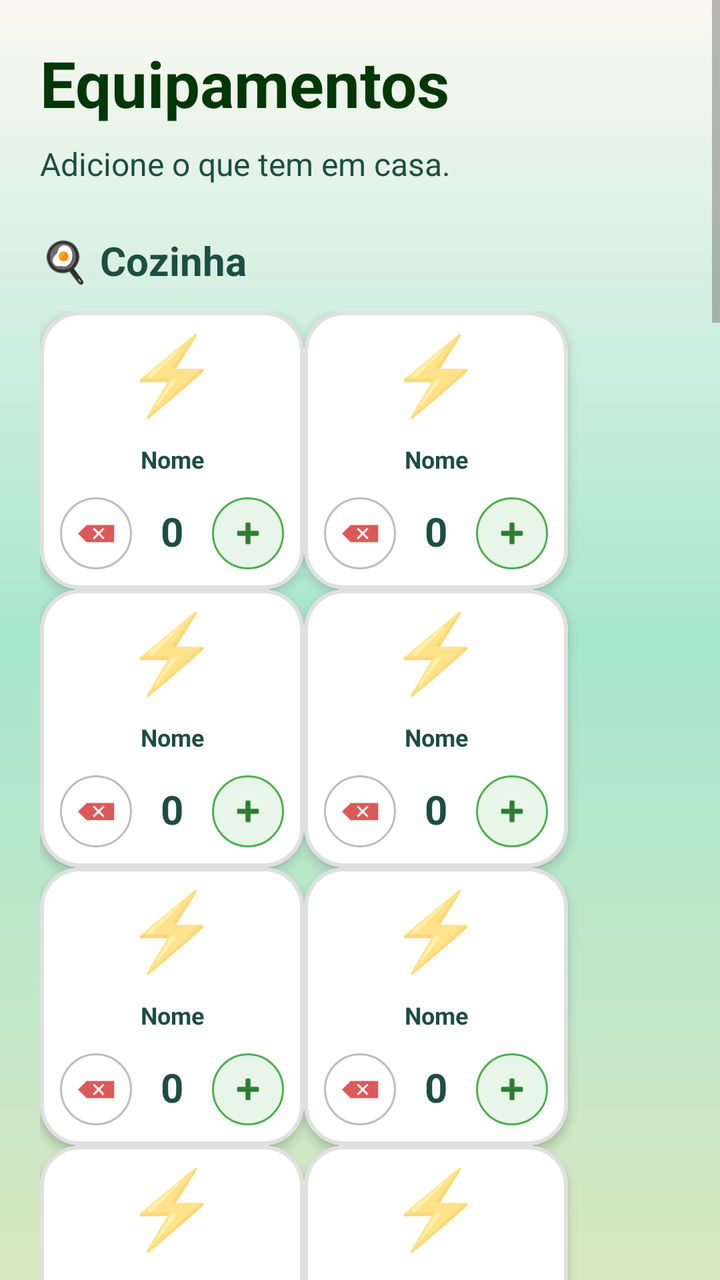
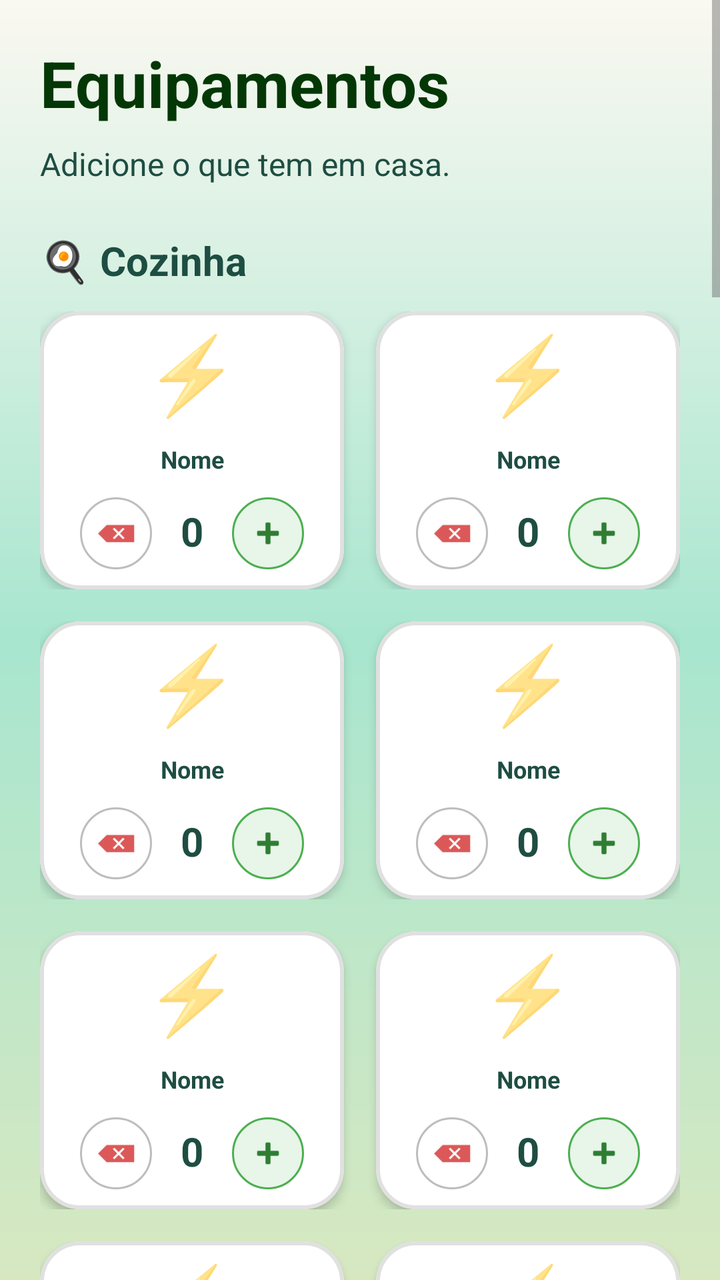

Screens rendered from an Android XML layout before and after an edit, with the pre-edit source and the edit as a unified diff.
<!-- AndroidManifest.xml: application theme Theme.EcoTrack -->
<!-- res/layout/activity_eletrodomesticos.xml -->
<?xml version="1.0" encoding="utf-8"?>
<ScrollView xmlns:android="http://schemas.android.com/apk/res/android"
    xmlns:app="http://schemas.android.com/apk/res-auto"
    android:layout_width="match_parent"
    android:layout_height="match_parent"
    android:background="@drawable/gradient_verde"
    android:fillViewport="true">

    <LinearLayout
        android:layout_width="match_parent"
        android:layout_height="wrap_content"
        android:orientation="vertical"
        android:padding="20dp"
        android:paddingBottom="80dp">

        <TextView
            android:layout_width="wrap_content"
            android:layout_height="wrap_content"
            android:text="Equipamentos"
            android:textColor="@color/green"
            android:textSize="32sp"
            android:textStyle="bold"
            android:layout_marginBottom="8dp"/>

        <TextView
            android:layout_width="wrap_content"
            android:layout_height="wrap_content"
            android:text="Adicione o que tem em casa."
            android:textColor="#1E4D42"
            android:textSize="16sp"
            android:layout_marginBottom="24dp"/>

        <TextView
            android:layout_width="wrap_content"
            android:layout_height="wrap_content"
            android:text="🍳 Cozinha"
            android:textColor="#1E4D42"
            android:textStyle="bold"
            android:textSize="20sp"
            android:layout_marginBottom="12dp"/>

        <GridLayout
            android:layout_width="match_parent"
            android:layout_height="wrap_content"
            android:columnCount="2"
            android:alignmentMode="alignMargins"
            android:columnOrderPreserved="false">

            <include layout="@layout/item_eletrodomestico_card" android:id="@+id/cardFrigo" />
            <include layout="@layout/item_eletrodomestico_card" android:id="@+id/cardCombinado" />
            <include layout="@layout/item_eletrodomestico_card" android:id="@+id/cardArca" />
            <include layout="@layout/item_eletrodomestico_card" android:id="@+id/cardForno" />
            <include layout="@layout/item_eletrodomestico_card" android:id="@+id/cardPlaca" />
            <include layout="@layout/item_eletrodomestico_card" android:id="@+id/cardMicro" />
            <include layout="@layout/item_eletrodomestico_card" android:id="@+id/cardMaqLoica" />
            <include layout="@layout/item_eletrodomestico_card" android:id="@+id/cardCafe" />
            <include layout="@layout/item_eletrodomestico_card" android:id="@+id/cardChaleira" />
            <include layout="@layout/item_eletrodomestico_card" android:id="@+id/cardRobot" />
        </GridLayout>

        <TextView
            android:layout_width="wrap_content"
            android:layout_height="wrap_content"
            android:text="🧺 Lavandaria"
            android:textColor="#1E4D42"
            android:textStyle="bold"
            android:textSize="20sp"
            android:layout_marginTop="24dp"
            android:layout_marginBottom="12dp"/>

        <GridLayout
            android:layout_width="match_parent"
            android:layout_height="wrap_content"
            android:columnCount="2"
            android:alignmentMode="alignMargins">

            <include layout="@layout/item_eletrodomestico_card" android:id="@+id/cardMaqRoupa" />
            <include layout="@layout/item_eletrodomestico_card" android:id="@+id/cardSecar" />
            <include layout="@layout/item_eletrodomestico_card" android:id="@+id/cardFerro" />
        </GridLayout>

        <TextView
            android:layout_width="wrap_content"
            android:layout_height="wrap_content"
            android:text="🌡️ Climatização"
            android:textColor="#1E4D42"
            android:textStyle="bold"
            android:textSize="20sp"
            android:layout_marginTop="24dp"
            android:layout_marginBottom="12dp"/>

        <GridLayout
            android:layout_width="match_parent"
            android:layout_height="wrap_content"
            android:columnCount="2"
            android:alignmentMode="alignMargins">

            <include layout="@layout/item_eletrodomestico_card" android:id="@+id/cardAC" />
            <include layout="@layout/item_eletrodomestico_card" android:id="@+id/cardAquecedor" />
            <include layout="@layout/item_eletrodomestico_card" android:id="@+id/cardRadiador" />
            <include layout="@layout/item_eletrodomestico_card" android:id="@+id/cardBombaCalor" />
            <include layout="@layout/item_eletrodomestico_card" android:id="@+id/cardLareira" />
            <include layout="@layout/item_eletrodomestico_card" android:id="@+id/cardPiso" />
            <include layout="@layout/item_eletrodomestico_card" android:id="@+id/cardDesumidificador" />
            <include layout="@layout/item_eletrodomestico_card" android:id="@+id/cardCaldeira" />
        </GridLayout>

        <TextView
            android:layout_width="wrap_content"
            android:layout_height="wrap_content"
            android:text="📺 Sala e Exterior"
            android:textColor="#1E4D42"
            android:textStyle="bold"
            android:textSize="20sp"
            android:layout_marginTop="24dp"
            android:layout_marginBottom="12dp"/>

        <GridLayout
            android:layout_width="match_parent"
            android:layout_height="wrap_content"
            android:columnCount="2"
            android:alignmentMode="alignMargins">

            <include layout="@layout/item_eletrodomestico_card" android:id="@+id/cardTV" />
            <include layout="@layout/item_eletrodomestico_card" android:id="@+id/cardPC" />
            <include layout="@layout/item_eletrodomestico_card" android:id="@+id/cardConsola" />
            <include layout="@layout/item_eletrodomestico_card" android:id="@+id/cardEV" />
            <include layout="@layout/item_eletrodomestico_card" android:id="@+id/cardSolar" />
            <include layout="@layout/item_eletrodomestico_card" android:id="@+id/cardPiscina" />
            <include layout="@layout/item_eletrodomestico_card" android:id="@+id/cardRega" />
        </GridLayout>

        <Button
            android:id="@+id/btnConcluir"
            android:layout_width="match_parent"
            android:layout_height="60dp"
            android:text="Concluir Configuração"
            android:backgroundTint="@color/green"
            android:textColor="#FFFFFF"
            android:textStyle="bold"
            android:textSize="16sp"
            android:layout_marginTop="30dp"
            app:cornerRadius="12dp"/>

    </LinearLayout>
</ScrollView>
<!-- res/layout/item_eletrodomestico_card.xml (included above) -->
<?xml version="1.0" encoding="utf-8"?>
<com.google.android.material.card.MaterialCardView
    xmlns:android="http://schemas.android.com/apk/res/android"
    xmlns:app="http://schemas.android.com/apk/res-auto"
    android:id="@+id/cardContainer"
    android:layout_width="0dp"
    android:layout_height="175dp"
    android:layout_columnWeight="1"
    android:layout_margin="6dp"
    app:cardCornerRadius="20dp"
    app:cardElevation="3dp"
    app:cardBackgroundColor="#FFFFFF"
    app:strokeColor="#E0E0E0"
    app:strokeWidth="2dp">

    <LinearLayout
        android:layout_width="match_parent"
        android:layout_height="match_parent"
        android:orientation="vertical"
        android:padding="10dp">

        <LinearLayout
            android:layout_width="match_parent"
            android:layout_height="0dp"
            android:layout_weight="1"
            android:orientation="vertical"
            android:gravity="center">

            <TextView
                android:id="@+id/tvEmoji"
                android:layout_width="wrap_content"
                android:layout_height="wrap_content"
                android:text="⚡"
                android:textSize="38sp"
                android:includeFontPadding="false"
                android:layout_marginBottom="4dp"/>

            <TextView
                android:id="@+id/tvNome"
                android:layout_width="match_parent"
                android:layout_height="wrap_content"
                android:text="Nome"
                android:textSize="12sp"
                android:textStyle="bold"
                android:textColor="#1E4D42"
                android:textAlignment="center"
                android:gravity="center"
                android:lines="2"
                android:ellipsize="end"/>
        </LinearLayout>

        <LinearLayout
            android:layout_width="match_parent"
            android:layout_height="wrap_content"
            android:orientation="horizontal"
            android:gravity="center"
            android:paddingTop="4dp">

            <ImageButton
                android:id="@+id/btnMinus"
                android:layout_width="36dp"
                android:layout_height="36dp"
                android:background="@drawable/btn_round_minus"
                android:src="@android:drawable/ic_input_delete"
                android:padding="8dp"
                app:tint="#D32F2F"
                android:scaleType="fitCenter"
                android:contentDescription="Diminuir"/>

            <TextView
                android:id="@+id/tvQtd"
                android:layout_width="40dp"
                android:layout_height="wrap_content"
                android:text="0"
                android:gravity="center"
                android:textSize="20sp"
                android:textStyle="bold"
                android:textColor="#1E4D42"
                android:includeFontPadding="false"/>

            <ImageButton
                android:id="@+id/btnPlus"
                android:layout_width="36dp"
                android:layout_height="36dp"
                android:background="@drawable/btn_round_plus"
                android:src="@android:drawable/ic_input_add"
                android:padding="8dp"
                app:tint="#2E7D32"
                android:scaleType="fitCenter"
                android:contentDescription="Aumentar"/>
        </LinearLayout>

    </LinearLayout>
</com.google.android.material.card.MaterialCardView>
<!-- resources referenced by this layout -->
<resources>
  <color name="green">#033705</color>
  <!-- drawable btn_round_minus (drawable) -->
  <?xml version="1.0" encoding="utf-8"?>
  <shape xmlns:android="http://schemas.android.com/apk/res/android" android:shape="oval">
      <solid android:color="#FFFFFF"/>
      <stroke android:width="1dp" android:color="#BDBDBD"/>
      <size android:width="32dp" android:height="32dp"/>
  </shape>
  <!-- drawable btn_round_plus (drawable) -->
  <?xml version="1.0" encoding="utf-8"?>
  <shape xmlns:android="http://schemas.android.com/apk/res/android" android:shape="oval">
      <solid android:color="#E8F5E9"/> <stroke android:width="1dp" android:color="#4CAF50"/> <size android:width="32dp" android:height="32dp"/>
  </shape>
  <!-- drawable gradient_verde (drawable) -->
  <shape xmlns:android="http://schemas.android.com/apk/res/android">
      <gradient
          android:startColor="@color/pastel_lightgreen"
          android:centerColor="@color/mint_start"
          android:endColor="@color/pastel_whitewarm"
          android:angle="90" />
  
      <corners android:radius="0dp" />
  </shape>
  <style name="Theme.EcoTrack" parent="Theme.MaterialComponents.Light.NoActionBar">
          
          <item name="colorPrimary">@color/colorPrimary</item>
          <item name="colorOnPrimary">@color/colorOnPrimary</item>
          <item name="colorSecondary">@color/colorSecondary</item>
          <item name="colorOnSecondary">@color/colorOnSecondary</item>
  
          
          <item name="colorOnBackground">@color/background_beige</item>
          <item name="colorSurface">@color/colorSurface</item>
          <item name="colorOnSurface">@color/colorOnSurface</item>
          <item name="android:windowBackground">@color/background_beige</item>
  
          
          <item name="colorPrimaryContainer">@color/colorPrimaryContainer</item>
          <item name="colorOnPrimaryContainer">@color/colorOnPrimaryContainer</item>
          <item name="colorSecondaryContainer">@color/colorSecondaryContainer</item>
          <item name="colorOnSecondaryContainer">@color/colorOnSecondaryContainer</item>
  
          
          <item name="colorError">@color/colorError</item>
          <item name="colorOnError">@color/colorOnError</item>
          <item name="colorErrorContainer">@color/colorErrorContainer</item>
          <item name="colorOnErrorContainer">@color/colorOnErrorContainer</item>
  
          
          <item name="colorOutline">@color/colorOutline</item>
  
          
          <item name="android:textColorPrimary">@color/text_primary</item>
          <item name="android:textColorSecondary">@color/text_secondary</item>
  
          
          <item name="android:statusBarColor">@color/colorPrimary</item>
          <item name="android:navigationBarColor">@color/background_beige</item>
      </style>
  <color name="pastel_lightgreen">#D7E8C1</color>
  <color name="mint_start">#A8E6CF</color>
  <color name="pastel_whitewarm">#FAF8F1</color>
  <color name="colorPrimary">#2E7D5B</color>
  <color name="colorOnPrimary">#FFFFFF</color>
  <color name="colorSecondary">#52644F</color>
  <color name="colorOnSecondary">#FFFFFF</color>
  <color name="background_beige">#FFFDF8</color>
  <color name="colorSurface">#FAF7F2</color>
  <color name="colorOnSurface">#3B3A37</color>
  <color name="colorPrimaryContainer">#BFE3CF</color>
  <color name="colorOnPrimaryContainer">#1A3B2C</color>
  <color name="colorSecondaryContainer">#D5E8D7</color>
  <color name="colorOnSecondaryContainer">#1F352F</color>
  <color name="colorError">#B3261E</color>
  <color name="colorOnError">#FFFFFF</color>
  <color name="colorErrorContainer">#F9DEDC</color>
  <color name="colorOnErrorContainer">#410E0B</color>
  <color name="colorOutline">#D8D2C8</color>
  <color name="text_primary">#2E2E2E</color>
  <color name="text_secondary">#7A7A7A</color>
</resources>

<!-- the commit's change to res/layout/activity_eletrodomesticos.xml (unified diff, before → after) -->
@@ -39,24 +39,95 @@
             android:textSize="20sp"
             android:layout_marginBottom="12dp"/>
 
-        <GridLayout
-            android:layout_width="match_parent"
-            android:layout_height="wrap_content"
-            android:columnCount="2"
-            android:alignmentMode="alignMargins"
-            android:columnOrderPreserved="false">
-
-            <include layout="@layout/item_eletrodomestico_card" android:id="@+id/cardFrigo" />
-            <include layout="@layout/item_eletrodomestico_card" android:id="@+id/cardCombinado" />
-            <include layout="@layout/item_eletrodomestico_card" android:id="@+id/cardArca" />
-            <include layout="@layout/item_eletrodomestico_card" android:id="@+id/cardForno" />
-            <include layout="@layout/item_eletrodomestico_card" android:id="@+id/cardPlaca" />
-            <include layout="@layout/item_eletrodomestico_card" android:id="@+id/cardMicro" />
-            <include layout="@layout/item_eletrodomestico_card" android:id="@+id/cardMaqLoica" />
-            <include layout="@layout/item_eletrodomestico_card" android:id="@+id/cardCafe" />
-            <include layout="@layout/item_eletrodomestico_card" android:id="@+id/cardChaleira" />
-            <include layout="@layout/item_eletrodomestico_card" android:id="@+id/cardRobot" />
-        </GridLayout>
+        
+        <LinearLayout
+            android:layout_width="match_parent"
+            android:layout_height="wrap_content"
+            android:orientation="horizontal"
+            android:layout_marginBottom="16dp">
+            <include layout="@layout/item_eletrodomestico_card" android:id="@+id/cardFrigo"
+                android:layout_width="0dp"
+                android:layout_height="wrap_content"
+                android:layout_weight="1"
+                android:layout_marginEnd="8dp"/>
+            <include layout="@layout/item_eletrodomestico_card" android:id="@+id/cardCombinado"
+                android:layout_width="0dp"
+                android:layout_height="wrap_content"
+                android:layout_weight="1"
+                android:layout_marginStart="8dp"/>
+        </LinearLayout>
+
+        
+        <LinearLayout
+            android:layout_width="match_parent"
+            android:layout_height="wrap_content"
+            android:orientation="horizontal"
+            android:layout_marginBottom="16dp">
+            <include layout="@layout/item_eletrodomestico_card" android:id="@+id/cardArca"
+                android:layout_width="0dp"
+                android:layout_height="wrap_content"
+                android:layout_weight="1"
+                android:layout_marginEnd="8dp"/>
+            <include layout="@layout/item_eletrodomestico_card" android:id="@+id/cardForno"
+                android:layout_width="0dp"
+                android:layout_height="wrap_content"
+                android:layout_weight="1"
+                android:layout_marginStart="8dp"/>
+        </LinearLayout>
+
+        
+        <LinearLayout
+            android:layout_width="match_parent"
+            android:layout_height="wrap_content"
+            android:orientation="horizontal"
+            android:layout_marginBottom="16dp">
+            <include layout="@layout/item_eletrodomestico_card" android:id="@+id/cardPlaca"
+                android:layout_width="0dp"
+                android:layout_height="wrap_content"
+                android:layout_weight="1"
+                android:layout_marginEnd="8dp"/>
+            <include layout="@layout/item_eletrodomestico_card" android:id="@+id/cardMicro"
+                android:layout_width="0dp"
+                android:layout_height="wrap_content"
+                android:layout_weight="1"
+                android:layout_marginStart="8dp"/>
+        </LinearLayout>
+
+        
+        <LinearLayout
+            android:layout_width="match_parent"
+            android:layout_height="wrap_content"
+            android:orientation="horizontal"
+            android:layout_marginBottom="16dp">
+            <include layout="@layout/item_eletrodomestico_card" android:id="@+id/cardMaqLoica"
+                android:layout_width="0dp"
+                android:layout_height="wrap_content"
+                android:layout_weight="1"
+                android:layout_marginEnd="8dp"/>
+            <include layout="@layout/item_eletrodomestico_card" android:id="@+id/cardCafe"
+                android:layout_width="0dp"
+                android:layout_height="wrap_content"
+                android:layout_weight="1"
+                android:layout_marginStart="8dp"/>
+        </LinearLayout>
+
+        
+        <LinearLayout
+            android:layout_width="match_parent"
+            android:layout_height="wrap_content"
+            android:orientation="horizontal"
+            android:layout_marginBottom="24dp">
+            <include layout="@layout/item_eletrodomestico_card" android:id="@+id/cardChaleira"
+                android:layout_width="0dp"
+                android:layout_height="wrap_content"
+                android:layout_weight="1"
+                android:layout_marginEnd="8dp"/>
+            <include layout="@layout/item_eletrodomestico_card" android:id="@+id/cardRobot"
+                android:layout_width="0dp"
+                android:layout_height="wrap_content"
+                android:layout_weight="1"
+                android:layout_marginStart="8dp"/>
+        </LinearLayout>
 
         <TextView
             android:layout_width="wrap_content"
@@ -65,19 +136,43 @@
             android:textColor="#1E4D42"
             android:textStyle="bold"
             android:textSize="20sp"
-            android:layout_marginTop="24dp"
+            android:layout_marginTop="8dp"
             android:layout_marginBottom="12dp"/>
 
-        <GridLayout
-            android:layout_width="match_parent"
-            android:layout_height="wrap_content"
-            android:columnCount="2"
-            android:alignmentMode="alignMargins">
-
-            <include layout="@layout/item_eletrodomestico_card" android:id="@+id/cardMaqRoupa" />
-            <include layout="@layout/item_eletrodomestico_card" android:id="@+id/cardSecar" />
-            <include layout="@layout/item_eletrodomestico_card" android:id="@+id/cardFerro" />
-        </GridLayout>
+        
+        <LinearLayout
+            android:layout_width="match_parent"
+            android:layout_height="wrap_content"
+            android:orientation="horizontal"
+            android:layout_marginBottom="16dp">
+            <include layout="@layout/item_eletrodomestico_card" android:id="@+id/cardMaqRoupa"
+                android:layout_width="0dp"
+                android:layout_height="wrap_content"
+                android:layout_weight="1"
+                android:layout_marginEnd="8dp"/>
+            <include layout="@layout/item_eletrodomestico_card" android:id="@+id/cardSecar"
+                android:layout_width="0dp"
+                android:layout_height="wrap_content"
+                android:layout_weight="1"
+                android:layout_marginStart="8dp"/>
+        </LinearLayout>
+
+        
+        <LinearLayout
+            android:layout_width="match_parent"
+            android:layout_height="wrap_content"
+            android:orientation="horizontal"
+            android:layout_marginBottom="24dp">
+            <include layout="@layout/item_eletrodomestico_card" android:id="@+id/cardFerro"
+                android:layout_width="0dp"
+                android:layout_height="wrap_content"
+                android:layout_weight="1"
+                android:layout_marginEnd="8dp"/>
+            <View
+                android:layout_width="0dp"
+                android:layout_height="wrap_content"
+                android:layout_weight="1"/>
+        </LinearLayout>
 
         <TextView
             android:layout_width="wrap_content"
@@ -86,24 +181,80 @@
             android:textColor="#1E4D42"
             android:textStyle="bold"
             android:textSize="20sp"
-            android:layout_marginTop="24dp"
+            android:layout_marginTop="8dp"
             android:layout_marginBottom="12dp"/>
 
-        <GridLayout
-            android:layout_width="match_parent"
-            android:layout_height="wrap_content"
-            android:columnCount="2"
-            android:alignmentMode="alignMargins">
-
-            <include layout="@layout/item_eletrodomestico_card" android:id="@+id/cardAC" />
-            <include layout="@layout/item_eletrodomestico_card" android:id="@+id/cardAquecedor" />
-            <include layout="@layout/item_eletrodomestico_card" android:id="@+id/cardRadiador" />
-            <include layout="@layout/item_eletrodomestico_card" android:id="@+id/cardBombaCalor" />
-            <include layout="@layout/item_eletrodomestico_card" android:id="@+id/cardLareira" />
-            <include layout="@layout/item_eletrodomestico_card" android:id="@+id/cardPiso" />
-            <include layout="@layout/item_eletrodomestico_card" android:id="@+id/cardDesumidificador" />
-            <include layout="@layout/item_eletrodomestico_card" android:id="@+id/cardCaldeira" />
-        </GridLayout>
+        
+        <LinearLayout
+            android:layout_width="match_parent"
+            android:layout_height="wrap_content"
+            android:orientation="horizontal"
+            android:layout_marginBottom="16dp">
+            <include layout="@layout/item_eletrodomestico_card" android:id="@+id/cardAC"
+                android:layout_width="0dp"
+                android:layout_height="wrap_content"
+                android:layout_weight="1"
+                android:layout_marginEnd="8dp"/>
+            <include layout="@layout/item_eletrodomestico_card" android:id="@+id/cardAquecedor"
+                android:layout_width="0dp"
+                android:layout_height="wrap_content"
+                android:layout_weight="1"
+                android:layout_marginStart="8dp"/>
+        </LinearLayout>
+
+        
+        <LinearLayout
+            android:layout_width="match_parent"
+            android:layout_height="wrap_content"
+            android:orientation="horizontal"
+            android:layout_marginBottom="16dp">
+            <include layout="@layout/item_eletrodomestico_card" android:id="@+id/cardRadiador"
+                android:layout_width="0dp"
+                android:layout_height="wrap_content"
+                android:layout_weight="1"
+                android:layout_marginEnd="8dp"/>
+            <include layout="@layout/item_eletrodomestico_card" android:id="@+id/cardBombaCalor"
+                android:layout_width="0dp"
+                android:layout_height="wrap_content"
+                android:layout_weight="1"
+                android:layout_marginStart="8dp"/>
+        </LinearLayout>
+
+        
+        <LinearLayout
+            android:layout_width="match_parent"
+            android:layout_height="wrap_content"
+            android:orientation="horizontal"
+            android:layout_marginBottom="16dp">
+            <include layout="@layout/item_eletrodomestico_card" android:id="@+id/cardLareira"
+                android:layout_width="0dp"
+                android:layout_height="wrap_content"
+                android:layout_weight="1"
+                android:layout_marginEnd="8dp"/>
+            <include layout="@layout/item_eletrodomestico_card" android:id="@+id/cardPiso"
+                android:layout_width="0dp"
+                android:layout_height="wrap_content"
+                android:layout_weight="1"
+                android:layout_marginStart="8dp"/>
+        </LinearLayout>
+
+        
+        <LinearLayout
+            android:layout_width="match_parent"
+            android:layout_height="wrap_content"
+            android:orientation="horizontal"
+            android:layout_marginBottom="24dp">
+            <include layout="@layout/item_eletrodomestico_card" android:id="@+id/cardDesumidificador"
+                android:layout_width="0dp"
+                android:layout_height="wrap_content"
+                android:layout_weight="1"
+                android:layout_marginEnd="8dp"/>
+            <include layout="@layout/item_eletrodomestico_card" android:id="@+id/cardCaldeira"
+                android:layout_width="0dp"
+                android:layout_height="wrap_content"
+                android:layout_weight="1"
+                android:layout_marginStart="8dp"/>
+        </LinearLayout>
 
         <TextView
             android:layout_width="wrap_content"
@@ -112,35 +263,92 @@
             android:textColor="#1E4D42"
             android:textStyle="bold"
             android:textSize="20sp"
+            android:layout_marginTop="8dp"
+            android:layout_marginBottom="12dp"/>
+
+        
+        <LinearLayout
+            android:layout_width="match_parent"
+            android:layout_height="wrap_content"
+            android:orientation="horizontal"
+            android:layout_marginBottom="16dp">
+            <include layout="@layout/item_eletrodomestico_card" android:id="@+id/cardTV"
+                android:layout_width="0dp"
+                android:layout_height="wrap_content"
+                android:layout_weight="1"
+                android:layout_marginEnd="8dp"/>
+            <include layout="@layout/item_eletrodomestico_card" android:id="@+id/cardPC"
+                android:layout_width="0dp"
+                android:layout_height="wrap_content"
+                android:layout_weight="1"
+                android:layout_marginStart="8dp"/>
+        </LinearLayout>
+
+        
+        <LinearLayout
+            android:layout_width="match_parent"
+            android:layout_height="wrap_content"
+            android:orientation="horizontal"
+            android:layout_marginBottom="16dp">
+            <include layout="@layout/item_eletrodomestico_card" android:id="@+id/cardConsola"
+                android:layout_width="0dp"
+                android:layout_height="wrap_content"
+                android:layout_weight="1"
+                android:layout_marginEnd="8dp"/>
+            <include layout="@layout/item_eletrodomestico_card" android:id="@+id/cardEV"
+                android:layout_width="0dp"
+                android:layout_height="wrap_content"
+                android:layout_weight="1"
+                android:layout_marginStart="8dp"/>
+        </LinearLayout>
+
+        
+        <LinearLayout
+            android:layout_width="match_parent"
+            android:layout_height="wrap_content"
+            android:orientation="horizontal"
+            android:layout_marginBottom="16dp">
+            <include layout="@layout/item_eletrodomestico_card" android:id="@+id/cardSolar"
+                android:layout_width="0dp"
+                android:layout_height="wrap_content"
+                android:layout_weight="1"
+                android:layout_marginEnd="8dp"/>
+            <include layout="@layout/item_eletrodomestico_card" android:id="@+id/cardPiscina"
+                android:layout_width="0dp"
+                android:layout_height="wrap_content"
+                android:layout_weight="1"
+                android:layout_marginStart="8dp"/>
+        </LinearLayout>
+
+        
+        <LinearLayout
+            android:layout_width="match_parent"
+            android:layout_height="wrap_content"
+            android:orientation="horizontal"
+            android:layout_marginBottom="24dp">
+            <include layout="@layout/item_eletrodomestico_card" android:id="@+id/cardRega"
+                android:layout_width="0dp"
+                android:layout_height="wrap_content"
+                android:layout_weight="1"
+                android:layout_marginEnd="8dp"/>
+            <View
+                android:layout_width="0dp"
+                android:layout_height="wrap_content"
+                android:layout_weight="1"/>
+        </LinearLayout>
+
+        <com.google.android.material.button.MaterialButton
+            android:id="@+id/btnConcluir"
+            android:layout_width="match_parent"
+            android:layout_height="56dp"
+            android:text="✅ Concluir Configuração"
+            android:textStyle="bold"
+            android:textSize="16sp"
             android:layout_marginTop="24dp"
-            android:layout_marginBottom="12dp"/>
-
-        <GridLayout
-            android:layout_width="match_parent"
-            android:layout_height="wrap_content"
-            android:columnCount="2"
-            android:alignmentMode="alignMargins">
-
-            <include layout="@layout/item_eletrodomestico_card" android:id="@+id/cardTV" />
-            <include layout="@layout/item_eletrodomestico_card" android:id="@+id/cardPC" />
-            <include layout="@layout/item_eletrodomestico_card" android:id="@+id/cardConsola" />
-            <include layout="@layout/item_eletrodomestico_card" android:id="@+id/cardEV" />
-            <include layout="@layout/item_eletrodomestico_card" android:id="@+id/cardSolar" />
-            <include layout="@layout/item_eletrodomestico_card" android:id="@+id/cardPiscina" />
-            <include layout="@layout/item_eletrodomestico_card" android:id="@+id/cardRega" />
-        </GridLayout>
-
-        <Button
-            android:id="@+id/btnConcluir"
-            android:layout_width="match_parent"
-            android:layout_height="60dp"
-            android:text="Concluir Configuração"
+            app:cornerRadius="12dp"
+            android:textColor="@android:color/white"
             android:backgroundTint="@color/green"
-            android:textColor="#FFFFFF"
-            android:textStyle="bold"
-            android:textSize="16sp"
-            android:layout_marginTop="30dp"
-            app:cornerRadius="12dp"/>
+            style="@style/Widget.MaterialComponents.Button"/>
 
     </LinearLayout>
 </ScrollView>
